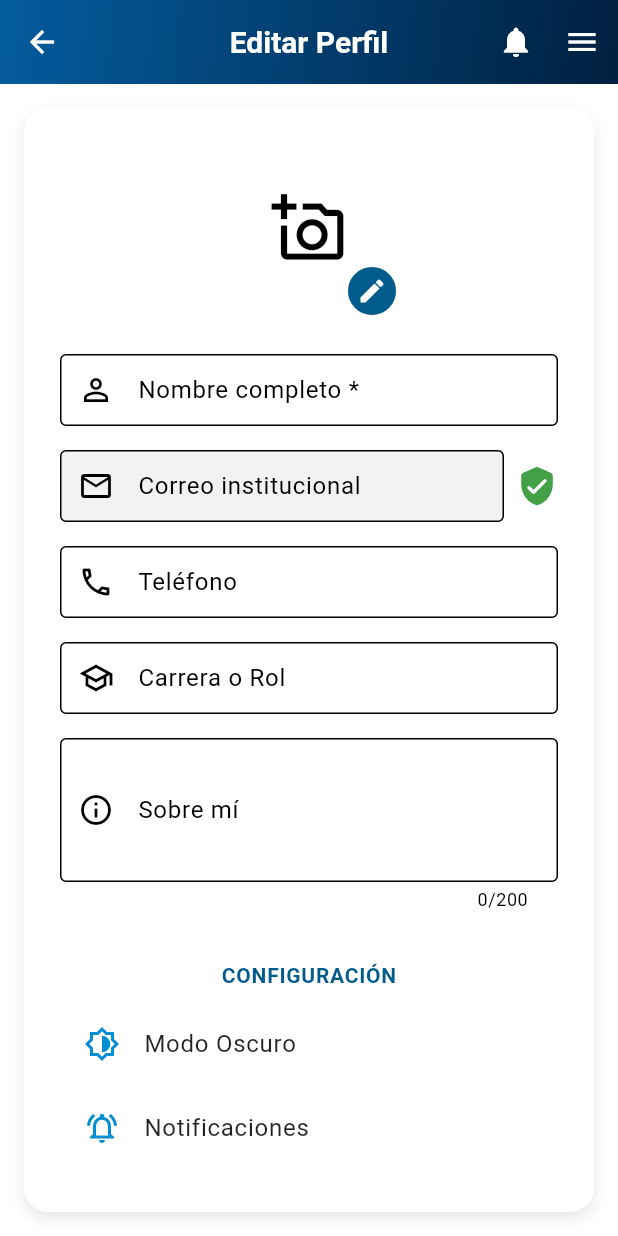
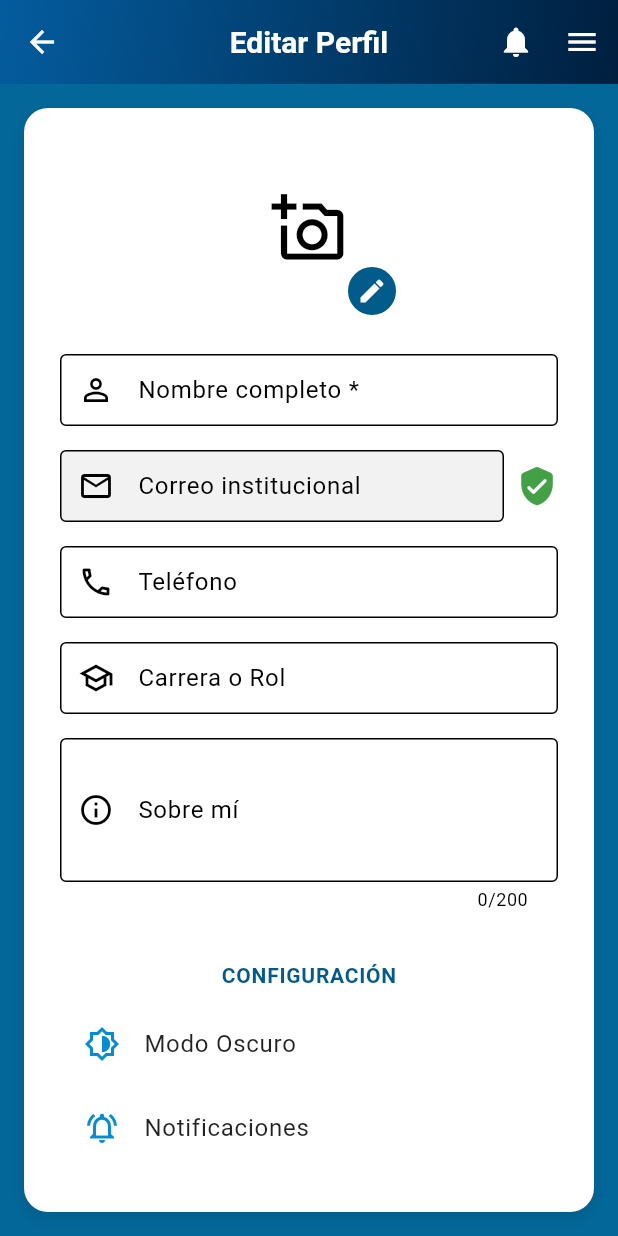
Before and after one commit to Raccoon0G/studyconnect, a Flutter app: the EditProfilePage screen opened by its route, on a phone screen of 412 x 824 dp. Run offline on Flutter 3.47's test engine with Material 3 defaults, Android fonts, the light colour scheme and no system bars; our stand-ins replace audioplayers, cached_network_image, cloud_firestore, confetti, expansion_tile_card, file_picker and 12 more; missing offline and left inert: dart:html, dart:ui_web, flutter_facebook_auth, flutter_math_fork; accounts and stored records are empty; generated files the repository leaves out were written again.

Commit message:
Modifique el color de fondo del perfil

```diff
--- a/lib/screens/edit_profile_page.dart
+++ b/lib/screens/edit_profile_page.dart
@@ -651,12 +651,12 @@ class _EditProfilePageState extends State<EditProfilePage> {
         });
       },
       child: Scaffold(
-        backgroundColor: theme.colorScheme.surface,
+        // backgroundColor: theme.colorScheme.surface,
+        backgroundColor: const Color(0xFF036799),
         appBar: CustomAppBar(
           showBack: true,
-          // AHORA USAMOS titleWidget en lugar de titleContent (si así lo modificaste en CustomAppBar)
-          // o titleText si CustomAppBar espera un String.
-          // Asumiendo que CustomAppBar usa titleWidget:
+          // AHORA USAMOS titleWidget en lugar de titleContent
+          // PARA PODER PERSONALIZAR EL TÍTULO CON UN WIDGET
           titleWidget:
               _hasUnsavedChanges
                   ? Row(
```
